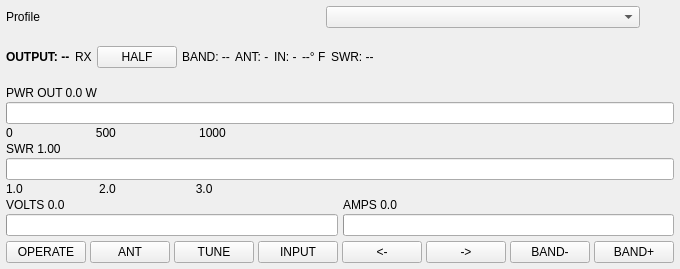
The window that ui/AmplifierWidget.ui (aa5sh/QLog) describes before a commit, drawn with Qt 5.
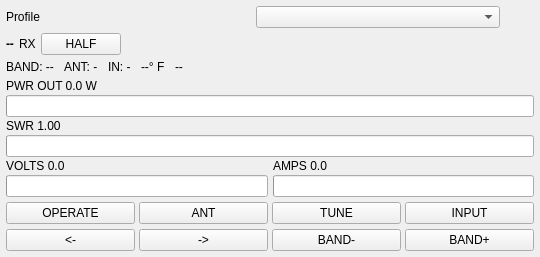
The same window after the commit.

Commit message: Refine amplifier widget layout

The edit to the form file:
```diff
--- a/ui/AmplifierWidget.ui
+++ b/ui/AmplifierWidget.ui
@@ -6,10 +6,16 @@
    <rect>
     <x>0</x>
     <y>0</y>
-    <width>554</width>
-    <height>269</height>
+    <width>540</width>
+    <height>248</height>
    </rect>
   </property>
+  <property name="maximumSize">
+   <size>
+    <width>560</width>
+    <height>16777215</height>
+   </size>
+  </property>
   <layout class="QVBoxLayout" name="verticalLayout">
    <property name="spacing">
     <number>5</number>
@@ -86,7 +92,7 @@
         <string notr="true">font-weight:bold;</string>
        </property>
        <property name="text">
-        <string>OUTPUT: --</string>
+        <string>--</string>
        </property>
       </widget>
      </item>
@@ -101,7 +107,7 @@
       <widget class="QPushButton" name="modeButton">
        <property name="minimumSize">
         <size>
-         <width>64</width>
+         <width>74</width>
          <height>0</height>
         </size>
        </property>
@@ -111,6 +117,26 @@
       </widget>
      </item>
      <item>
+      <spacer name="summarySpacer">
+       <property name="orientation">
+        <enum>Qt::Orientation::Horizontal</enum>
+       </property>
+       <property name="sizeHint" stdset="0">
+        <size>
+         <width>10</width>
+         <height>10</height>
+        </size>
+       </property>
+      </spacer>
+     </item>
+    </layout>
+   </item>
+   <item>
+    <layout class="QHBoxLayout" name="statusLayout">
+     <property name="spacing">
+      <number>10</number>
+     </property>
+     <item>
       <widget class="QLabel" name="bandLabel">
        <property name="text">
         <string>BAND: --</string>
@@ -141,12 +167,12 @@
      <item>
       <widget class="QLabel" name="swrLabel">
        <property name="text">
-        <string>SWR: --</string>
+        <string>--</string>
        </property>
       </widget>
      </item>
      <item>
-      <spacer name="summarySpacer">
+      <spacer name="statusSpacer">
        <property name="orientation">
         <enum>Qt::Orientation::Horizontal</enum>
        </property>
@@ -186,20 +212,13 @@
       </widget>
      </item>
      <item row="2" column="0" colspan="2">
-      <widget class="QLabel" name="powerScaleLabel">
-       <property name="text">
-        <string>0                         500                         1000</string>
-       </property>
-      </widget>
-     </item>
-     <item row="3" column="0" colspan="2">
       <widget class="QLabel" name="swrValueLabel">
        <property name="text">
         <string>SWR 1.00</string>
        </property>
       </widget>
      </item>
-     <item row="4" column="0" colspan="2">
+     <item row="3" column="0" colspan="2">
       <widget class="QProgressBar" name="swrBar">
        <property name="maximum">
         <number>200</number>
@@ -212,28 +231,21 @@
        </property>
       </widget>
      </item>
-     <item row="5" column="0" colspan="2">
-      <widget class="QLabel" name="swrScaleLabel">
-       <property name="text">
-        <string>1.0                       2.0                        3.0</string>
-       </property>
-      </widget>
-     </item>
-     <item row="6" column="0">
+     <item row="4" column="0">
       <widget class="QLabel" name="voltsValueLabel">
        <property name="text">
         <string>VOLTS 0.0</string>
        </property>
       </widget>
      </item>
-     <item row="6" column="1">
+     <item row="4" column="1">
       <widget class="QLabel" name="ampsValueLabel">
        <property name="text">
         <string>AMPS 0.0</string>
        </property>
       </widget>
      </item>
-     <item row="7" column="0">
+     <item row="5" column="0">
       <widget class="QProgressBar" name="voltsBar">
        <property name="maximum">
         <number>600</number>
@@ -246,7 +258,7 @@
        </property>
       </widget>
      </item>
-     <item row="7" column="1">
+     <item row="5" column="1">
       <widget class="QProgressBar" name="ampsBar">
        <property name="maximum">
         <number>600</number>
@@ -294,6 +306,13 @@
        </property>
       </widget>
      </item>
+    </layout>
+   </item>
+   <item>
+    <layout class="QHBoxLayout" name="navigationButtonLayout">
+     <property name="spacing">
+      <number>4</number>
+     </property>
      <item>
       <widget class="QPushButton" name="leftButton">
        <property name="text">
```
Left out of the diff: 2 changed lines with no effect on the pictures. The commit also changes 1 other file.
